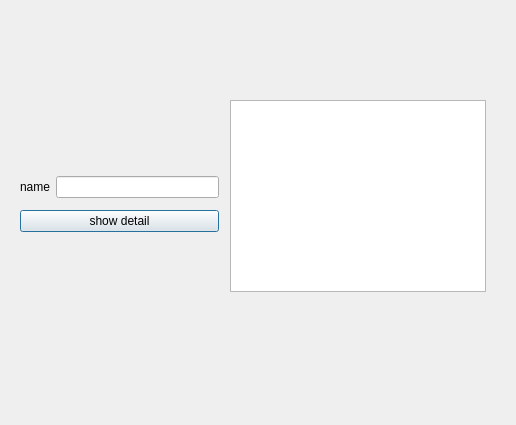
Before: the Qt Designer form phone_book/show_detail.ui in amirsoleimani7/Qt_PhoneBook, drawn with Qt 5.
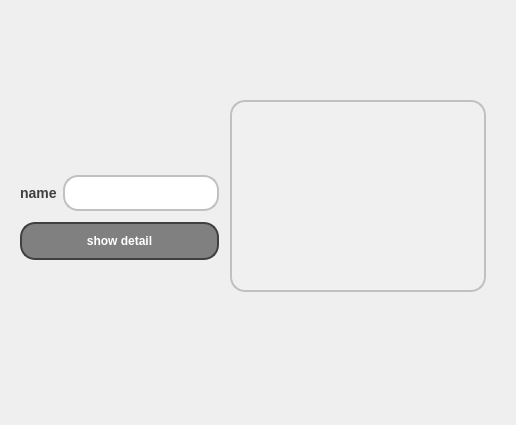
After: the same form once the commit is applied.

What changed in the file:
```diff
--- a/phone_book/show_detail.ui
+++ b/phone_book/show_detail.ui
@@ -22,14 +22,34 @@
      <height>192</height>
     </rect>
    </property>
+   <property name="styleSheet">
+    <string notr="true">QTextBrowser {
+    background-color: #F0F0F0; /* Background color */
+    border: 2px solid #C0C0C0; /* Border color */
+    border-radius: 15px; /* Curved corners */
+    color: #404040; /* Text color */
+    padding: 10px; /* Padding for content */
+    box-shadow: 2px 2px 5px rgba(0, 0, 0, 0.5); /* Shadow effect */
+    font-weight: bold; /* Set font to bold */
+}
+
+QTextBrowser::hover {
+    border: 2px solid #A0A0A0; /* Darker border on hover */
+}
+
+QTextBrowser::focus {
+    border: 2px solid #606060; /* Even darker border when focused */
+}
+</string>
+   </property>
   </widget>
-  <widget class="QWidget" name="">
+  <widget class="QWidget" name="layoutWidget">
    <property name="geometry">
     <rect>
      <x>20</x>
      <y>170</y>
      <width>199</width>
-     <height>68</height>
+     <height>97</height>
     </rect>
    </property>
    <layout class="QVBoxLayout" name="verticalLayout">
@@ -37,18 +57,70 @@
      <layout class="QHBoxLayout" name="horizontalLayout">
       <item>
        <widget class="QLabel" name="label">
+        <property name="styleSheet">
+         <string notr="true">QLabel {
+    color: #404040; /* Text color */
+    font-family: &quot;Arial&quot;, sans-serif; /* Replace with your preferred font family */
+    font-size: 14px; /* Font size */
+    font-weight: bold; /* Bold text */
+}
+</string>
+        </property>
         <property name="text">
          <string>name</string>
         </property>
        </widget>
       </item>
       <item>
-       <widget class="QLineEdit" name="lineEdit_name_to_show_details"/>
+       <widget class="QLineEdit" name="lineEdit_name_to_show_details">
+        <property name="styleSheet">
+         <string notr="true">QLineEdit {
+    background-color: #FFFFFF; /* Default background color */
+    border: 2px solid #C0C0C0; /* Border color */
+    border-radius: 15px; /* Curved corners */
+    color: #404040; /* Text color */
+    padding: 8px; /* Padding for content */
+    box-shadow: 2px 2px 5px rgba(0, 0, 0, 0.5); /* Shadow effect */
+    font-weight: bold; /* Set font to bold */
+}
+
+QLineEdit:hover {
+    background-color: #F0F0F0; /* Lighter background color on hover */
+    border: 2px solid #A0A0A0; /* Darker border on hover */
+}
+
+QLineEdit:focus {
+    border: 2px solid #606060; /* Even darker border when focused */
+}
+</string>
+        </property>
+       </widget>
       </item>
      </layout>
     </item>
     <item>
      <widget class="QPushButton" name="pushButton_show_details">
+      <property name="styleSheet">
+       <string notr="true">QPushButton {
+    background-color: #808080; /* Default button color (gray) */
+    border: 2px solid #404040; /* Border color darker than the button color */
+    border-radius: 15px; /* Curved corners */
+    color: white; /* Text color */
+    padding: 10px 20px; /* Padding for content */
+    box-shadow: 2px 2px 5px rgba(0, 0, 0, 0.5); /* Shadow effect */
+    font-weight: bold; /* Set font to bold */
+}
+
+QPushButton:hover {
+    background-color: #404040; /* Darker color on hover */
+}
+
+QPushButton:pressed {
+    background-color: #202020; /* Even darker color on click */
+    box-shadow: 1px 1px 2px rgba(0, 0, 0, 0.5); /* Adjusted shadow on click */
+}
+</string>
+      </property>
       <property name="text">
        <string>show detail</string>
       </property>
```
